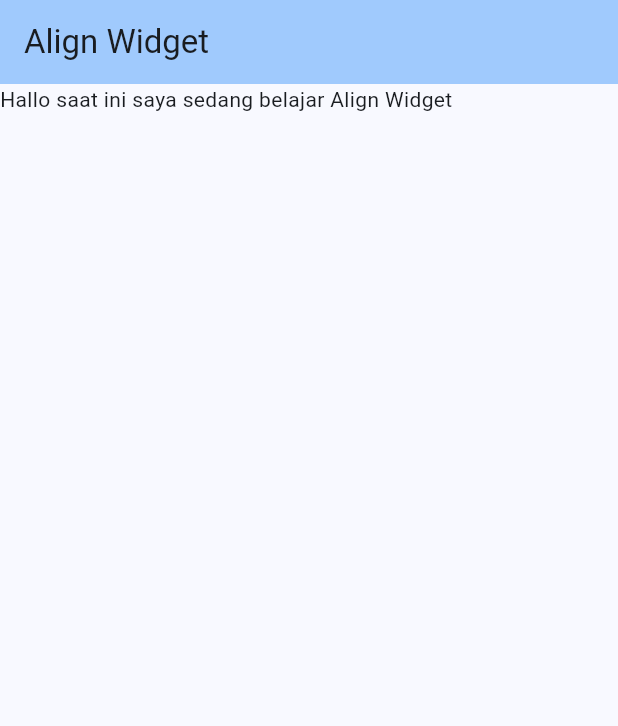
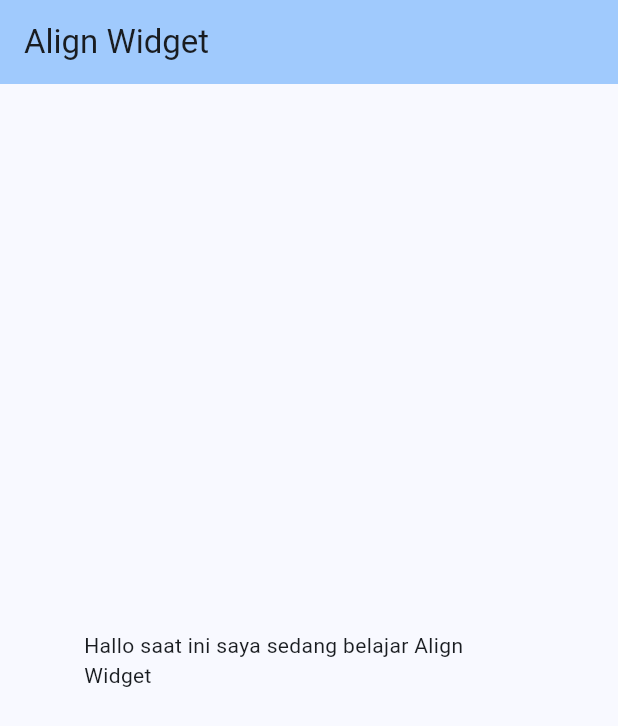
Before and after one commit to aulafirdaus/learn_flutter, a Flutter app: the screen it shows after launch, on a phone screen of 412 x 824 dp. Shown: the top 726 px of the screen. Run offline on Flutter 3.47's test engine with Material 3 defaults, Android fonts, the phone set to English and light mode, and no system bars.

Commit message:
align: cara pertama untuk widget alignment

```diff
--- a/lib/home_view.dart
+++ b/lib/home_view.dart
@@ -10,8 +10,12 @@ class HomePage extends StatelessWidget {
         title: const Text('Align Widget'),
         backgroundColor: Theme.of(context).colorScheme.inversePrimary,
       ),
-      body: const SizedBox(
-        child: Text('Hallo saat ini saya sedang belajar Align Widget'),
+      body: const Align(
+        alignment: Alignment.center, //alignment bisa menggunakan widget ini atau bisa dengan cara kedua yang dibawah ini
+        child: SizedBox(
+          width: 300,
+          child: Text('Hallo saat ini saya sedang belajar Align Widget'),
+        ),
       ),
     );
   }
```
